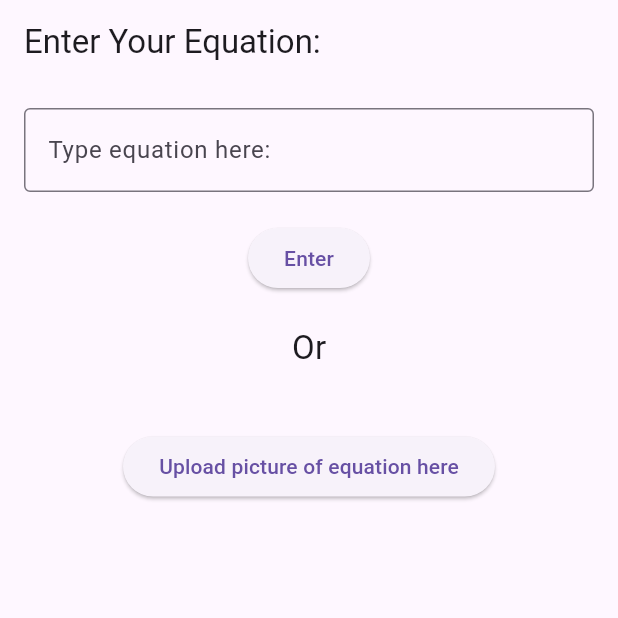
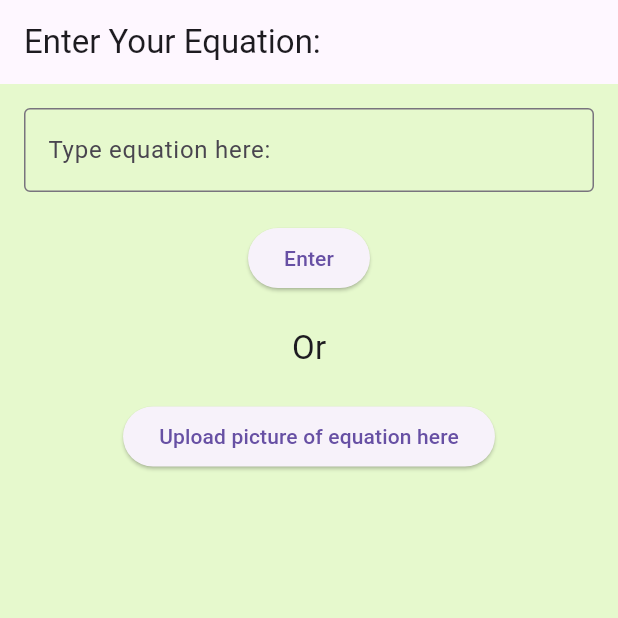
Before and after one commit to j-froment/Equation-Breaker, a Flutter app: the screen it shows after launch, after a tap on "Upload picture of equation here", on a phone screen of 412 x 824 dp, the top half of it. Run offline on Flutter 3.47's test engine with Material 3 defaults, Android fonts, the phone set to English and light mode, and no system bars; missing offline and left inert: gallery_picker, google_mlkit_text_recognition.

Commit message:
new page

```diff
--- a/lib/main.dart
+++ b/lib/main.dart
@@ -1,8 +1,9 @@
+import 'dart:io';
 import 'package:flutter/material.dart';
+import 'package:gallery_picker/gallery_picker.dart';
+import 'package:google_mlkit_text_recognition/google_mlkit_text_recognition.dart';
 
 void main() {
-  //global variable declarations
-
   runApp(const MyApp());
 }
 
@@ -19,6 +20,7 @@ Widget findThings(String equation) {
     if (equation[i] == '=') {
       left = equation.substring(0, i);
       right = equation.substring(i + 1);
+      break;
     }
   }
 
@@ -98,51 +100,68 @@ bool isNumeric(String s) {
   return double.tryParse(s) != null;
 }
 
-
-
-
-
 class MyApp extends StatelessWidget {
   const MyApp({super.key});
-
 
   @override
   Widget build(BuildContext context) {
     return MaterialApp(
-      title: 'Text Box Demo',
+      theme: ThemeData(
+        scaffoldBackgroundColor: const Color.fromARGB(255, 230, 249, 205),
+      ),
+      title: 'Dysculia Guiding App',
       home: const TextBoxExample(),
     );
   }
 }
 
-
 class TextBoxExample extends StatefulWidget {
   const TextBoxExample({super.key});
-
 
   @override
   State<TextBoxExample> createState() => _TextBoxExampleState();
 }
 
-
 class _TextBoxExampleState extends State<TextBoxExample> {
   final TextEditingController _controller = TextEditingController();
-  String _displayText = '';
-    Widget? _equationWidget;
+  File? selectedMedia;
+  String extractedText = "";
 
+  void _goToNewPage() {
+    String equation = _controller.text;
+    Navigator.push(
+      context,
+      MaterialPageRoute(
+        builder: (context) => EquationPage(equation: equation),
+      ),
+    );
+  }
 
+  Future<void> _pickImage() async {
+    List<MediaFile>? media =
+        await GalleryPicker.pickMedia(context: context, singleMedia: true);
+    if (media != null && media.isNotEmpty) {
+      var data = await media.first.getFile();
+      setState(() {
+        selectedMedia = data;
+      });
+      _extractTextFromImage(data);
+    }
+  }
 
- void _updateText() {
-  setState(() {
-    _displayText = _controller.text;
-    _equationWidget = findThings(_controller.text);
-  });
-}
+  Future<void> _extractTextFromImage(File file) async {
+    final textRecognizer = TextRecognizer(script: TextRecognitionScript.latin);
+    final inputImage = InputImage.fromFile(file);
+    final RecognizedText recognizedText =
+        await textRecognizer.processImage(inputImage);
+    textRecognizer.close();
 
+    setState(() {
+      extractedText = recognizedText.text;
+      _controller.text = extractedText;
+    });
+  }
 
-
-  void _updatePicture() {
-  }
   @override
   Widget build(BuildContext context) {
     return Scaffold(
@@ -155,32 +174,58 @@ class _TextBoxExampleState extends State<TextBoxExample> {
               controller: _controller,
               decoration: const InputDecoration(
                 border: OutlineInputBorder(),
-                labelText: 'Type equation here: ',
+                labelText: 'Type equation here:',
               ),
             ),
             const SizedBox(height: 20),
             ElevatedButton(
-              onPressed: _updateText,
+              onPressed: _goToNewPage,
               child: const Text('Enter'),
             ),
             const SizedBox(height: 20),
-
-
-            Text(
+            const Text(
               'Or',
-              style: const TextStyle(fontSize: 22),
-            ),
-            const SizedBox(height: 40, width: 50),
-            ElevatedButton(
-              onPressed: _updatePicture,
-              child: const Text('Upload picture of equation here'),
+              style: TextStyle(fontSize: 22),
             ),
             const SizedBox(height: 20),
-
-    if (_equationWidget != null) _equationWidget!,
+            ElevatedButton(
+              child: const Text('Upload picture of equation here'),
+              onPressed: _pickImage,
+            ),
+            const SizedBox(height: 20),
+            if (selectedMedia != null) ...[
+              Image.file(selectedMedia!, width: 200),
+              const SizedBox(height: 10),
+              Text(
+                extractedText.isEmpty
+                    ? "Extracting text..."
+                    : "Detected: $extractedText",
+                style: const TextStyle(fontSize: 18),
+                textAlign: TextAlign.center,
+              ),
+            ],
           ],
         ),
       ),
     );
   }
 }
+
+class EquationPage extends StatelessWidget {
+  final String equation;
+
+  const EquationPage({super.key, required this.equation});
+
+  @override
+  Widget build(BuildContext context) {
+    return Scaffold(
+      appBar: AppBar(title: const Text("Your Equation")),
+      body: Center(
+        child: Padding(
+          padding: const EdgeInsets.all(16.0),
+          child: findThings(equation),
+        ),
+      ),
+    );
+  }
+}
```
